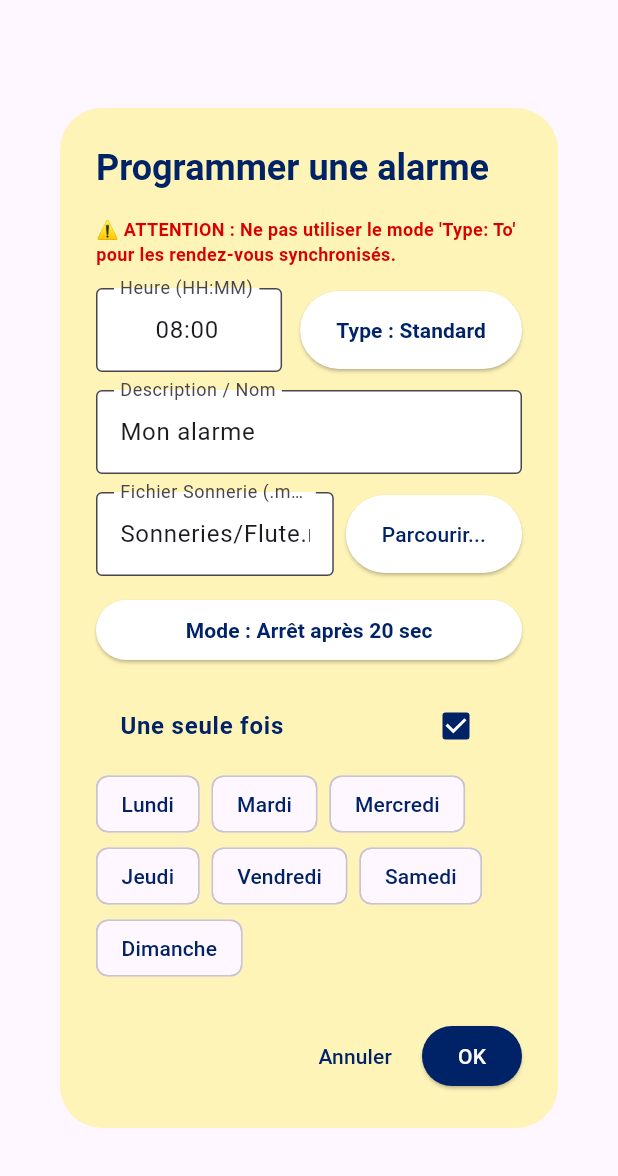
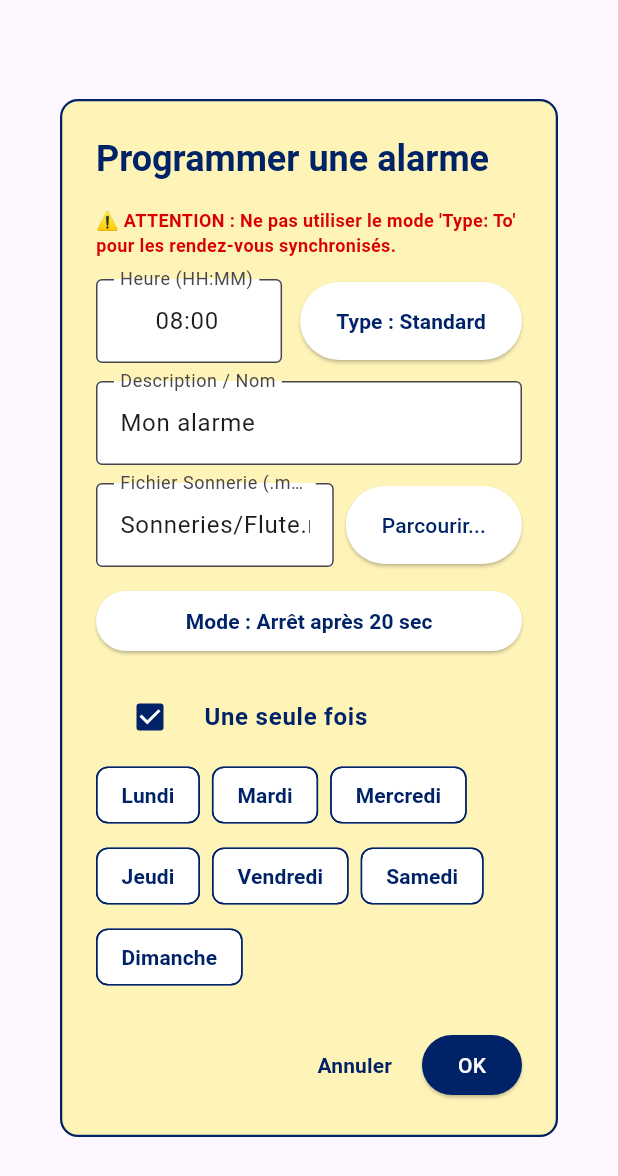
Before and after one commit to damatron/horloge-to, a Flutter app: the AlarmDialog widget shown alone on an empty page, opened directly, on a phone screen of 412 x 824 dp. Shown: the top 1176 px of the screen. Run offline on Flutter 3.47's test engine with Material 3 defaults, Android fonts, the phone set to English and light mode, and no system bars; our stand-ins replace audioplayers, file_picker, geolocator, shared_preferences; accounts and stored records are empty.

Commit message:
Fix Material 3 contrast and alarm dialog surface tint

```diff
--- a/lib/ui/views/grand_ecran_view.dart
+++ b/lib/ui/views/grand_ecran_view.dart
@@ -87,6 +87,8 @@ class GrandEcranView extends StatelessWidget {
                     style: ElevatedButton.styleFrom(
                       backgroundColor: mintAccent,
                       foregroundColor: bgDark,
+                      surfaceTintColor: Colors.transparent,
+                      elevation: 2,
                       padding: const EdgeInsets.symmetric(horizontal: 22, vertical: 14),
                       textStyle: const TextStyle(fontSize: 14, fontWeight: FontWeight.bold),
                     ),
--- a/lib/ui/widgets/alarm_dialog.dart
+++ b/lib/ui/widgets/alarm_dialog.dart
@@ -49,9 +49,9 @@ class _AlarmDialogState extends State<AlarmDialog> {
       type: FileType.custom,
       allowedExtensions: ['mp3', 'wav', 'ogg'],
     );
-    if (result.isNotEmpty && result.single.path != null) {
+    if (result != null && result.files.isNotEmpty && result.files.single.path != null) {
       setState(() {
-        _soundCtrl.text = result.single.path!;
+        _soundCtrl.text = result.files.single.path!;
       });
     }
   }
@@ -86,6 +86,11 @@ class _AlarmDialogState extends State<AlarmDialog> {
 
     return AlertDialog(
       backgroundColor: _cream,
+      surfaceTintColor: Colors.transparent,
+      shape: RoundedRectangleBorder(
+        borderRadius: BorderRadius.circular(12),
+        side: const BorderSide(color: _navy, width: 1.5),
+      ),
       title: Text(
         isEdit ? "Éditer l'alarme" : "Programmer une alarme",
         style: const TextStyle(color: _navy, fontWeight: FontWeight.bold),
@@ -117,7 +122,11 @@ class _AlarmDialogState extends State<AlarmDialog> {
                   ),
                   const SizedBox(width: 12),
                   ElevatedButton(
-                    style: ElevatedButton.styleFrom(backgroundColor: Colors.white, foregroundColor: _navy),
+                    style: ElevatedButton.styleFrom(
+                      backgroundColor: Colors.white,
+                      foregroundColor: _navy,
+                      surfaceTintColor: Colors.transparent,
+                    ),
                     onPressed: () => setState(() => _type = _type == 'Standard' ? 'To' : 'Standard'),
                     child: Padding(
                       padding: const EdgeInsets.symmetric(vertical: 16),
@@ -152,7 +161,11 @@ class _AlarmDialogState extends State<AlarmDialog> {
                   ),
                   const SizedBox(width: 8),
                   ElevatedButton(
-                    style: ElevatedButton.styleFrom(backgroundColor: Colors.white, foregroundColor: _navy),
+                    style: ElevatedButton.styleFrom(
+                      backgroundColor: Colors.white,
+                      foregroundColor: _navy,
+                      surfaceTintColor: Colors.transparent,
+                    ),
                     onPressed: _pickAudioFile,
                     child: const Padding(
                       padding: EdgeInsets.symmetric(vertical: 16),
@@ -163,7 +176,11 @@ class _AlarmDialogState extends State<AlarmDialog> {
               ),
               const SizedBox(height: 12),
               ElevatedButton(
-                style: ElevatedButton.styleFrom(backgroundColor: Colors.white, foregroundColor: _navy),
+                style: ElevatedButton.styleFrom(
+                  backgroundColor: Colors.white,
+                  foregroundColor: _navy,
+                  surfaceTintColor: Colors.transparent,
+                ),
                 onPressed: () => setState(() {
                   _duration = _duration == 'Arrêt après 20 sec'
                       ? 'Sonnerie continue'
@@ -176,6 +193,8 @@ class _AlarmDialogState extends State<AlarmDialog> {
                 title: const Text('Une seule fois', style: TextStyle(color: _navy, fontWeight: FontWeight.bold)),
                 value: _once,
                 activeColor: _navy,
+                side: const BorderSide(color: _navy, width: 2),
+                controlAffinity: ListTileControlAffinity.leading,
                 onChanged: (val) {
                   setState(() {
                     _once = val ?? true;
@@ -187,12 +206,21 @@ class _AlarmDialogState extends State<AlarmDialog> {
               ),
               Wrap(
                 spacing: 8,
+                runSpacing: 6,
                 children: _days.keys.map((day) {
+                  final isSelected = _days[day] ?? false;
                   return FilterChip(
                     label: Text(day),
-                    selected: _days[day]!,
+                    selected: isSelected,
+                    backgroundColor: Colors.white,
                     selectedColor: _navy,
-                    labelStyle: TextStyle(color: _days[day]! ? Colors.white : _navy),
+                    surfaceTintColor: Colors.transparent,
+                    side: const BorderSide(color: _navy),
+                    checkmarkColor: Colors.white,
+                    labelStyle: TextStyle(
+                      color: isSelected ? Colors.white : _navy,
+                      fontWeight: FontWeight.bold,
+                    ),
                     onSelected: (selected) {
                       setState(() {
                         _days[day] = selected;
@@ -209,10 +237,14 @@ class _AlarmDialogState extends State<AlarmDialog> {
       actions: [
         TextButton(
           onPressed: () => Navigator.of(context).pop(),
-          child: const Text('Annuler', style: TextStyle(color: _navy)),
+          child: const Text('Annuler', style: TextStyle(color: _navy, fontWeight: FontWeight.bold)),
         ),
         ElevatedButton(
-          style: ElevatedButton.styleFrom(backgroundColor: _navy, foregroundColor: Colors.white),
+          style: ElevatedButton.styleFrom(
+            backgroundColor: _navy,
+            foregroundColor: Colors.white,
+            surfaceTintColor: Colors.transparent,
+          ),
           onPressed: _submit,
           child: Text(isEdit ? 'Enregistrer' : 'OK'),
         ),
```
Also changed, not shown: lib/ui/views/parametres_view.dart (+16 -6 lines).
